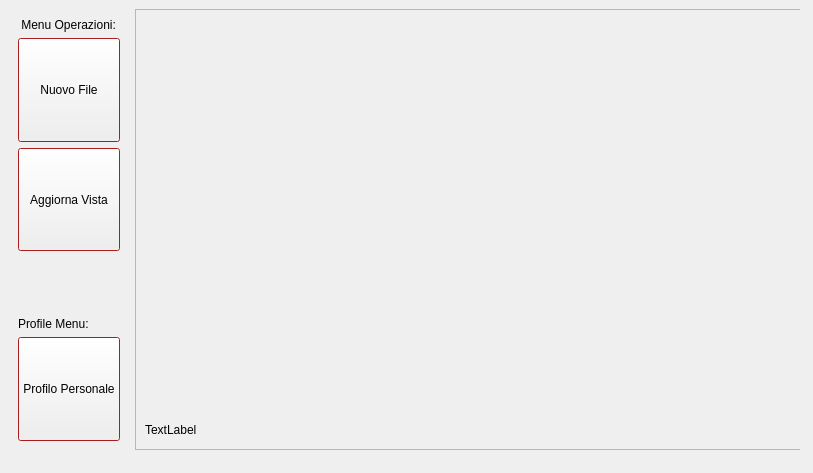
Before: the Qt Designer form Login/homepage.ui in cosimo265598/Edilive, drawn with Qt 5.
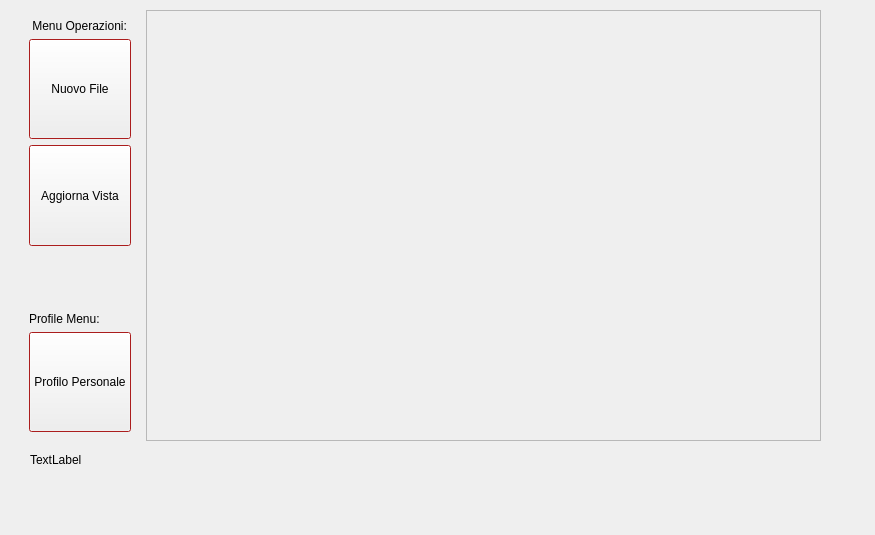
After: the same form once the commit is applied.

Diff of the .ui file:
```diff
--- a/Login/homepage.ui
+++ b/Login/homepage.ui
@@ -6,8 +6,8 @@
    <rect>
     <x>0</x>
     <y>0</y>
-    <width>813</width>
-    <height>473</height>
+    <width>875</width>
+    <height>535</height>
    </rect>
   </property>
   <property name="windowTitle">
@@ -16,10 +16,10 @@
   <widget class="QStackedWidget" name="stackedWidget">
    <property name="geometry">
     <rect>
-     <x>9</x>
-     <y>9</y>
-     <width>791</width>
-     <height>451</height>
+     <x>20</x>
+     <y>10</y>
+     <width>811</width>
+     <height>471</height>
     </rect>
    </property>
    <widget class="QWidget" name="homePage">
@@ -29,7 +29,7 @@
        <x>0</x>
        <y>0</y>
        <width>801</width>
-       <height>441</height>
+       <height>431</height>
       </rect>
      </property>
      <layout class="QHBoxLayout" name="horizontalLayout">
@@ -216,7 +216,7 @@
            <x>0</x>
            <y>0</y>
            <width>645</width>
-           <height>437</height>
+           <height>427</height>
           </rect>
          </property>
          <layout class="QGridLayout" name="gridLayout_3">
@@ -245,25 +245,31 @@
             </layout>
            </widget>
           </item>
-          <item row="1" column="2">
-           <widget class="QLabel" name="infoLabel">
-            <property name="maximumSize">
-             <size>
-              <width>16777215</width>
-              <height>20</height>
-             </size>
-            </property>
-            <property name="text">
-             <string>TextLabel</string>
-            </property>
-           </widget>
-          </item>
          </layout>
         </widget>
        </widget>
       </item>
      </layout>
     </widget>
+    <widget class="QLabel" name="infoLabel">
+     <property name="geometry">
+      <rect>
+       <x>10</x>
+       <y>440</y>
+       <width>627</width>
+       <height>20</height>
+      </rect>
+     </property>
+     <property name="maximumSize">
+      <size>
+       <width>16777215</width>
+       <height>20</height>
+      </size>
+     </property>
+     <property name="text">
+      <string>TextLabel</string>
+     </property>
+    </widget>
    </widget>
    <widget class="QWidget" name="profilePage"/>
   </widget>
```
Left out of the diff: 3 changed lines with no effect on the pictures.
